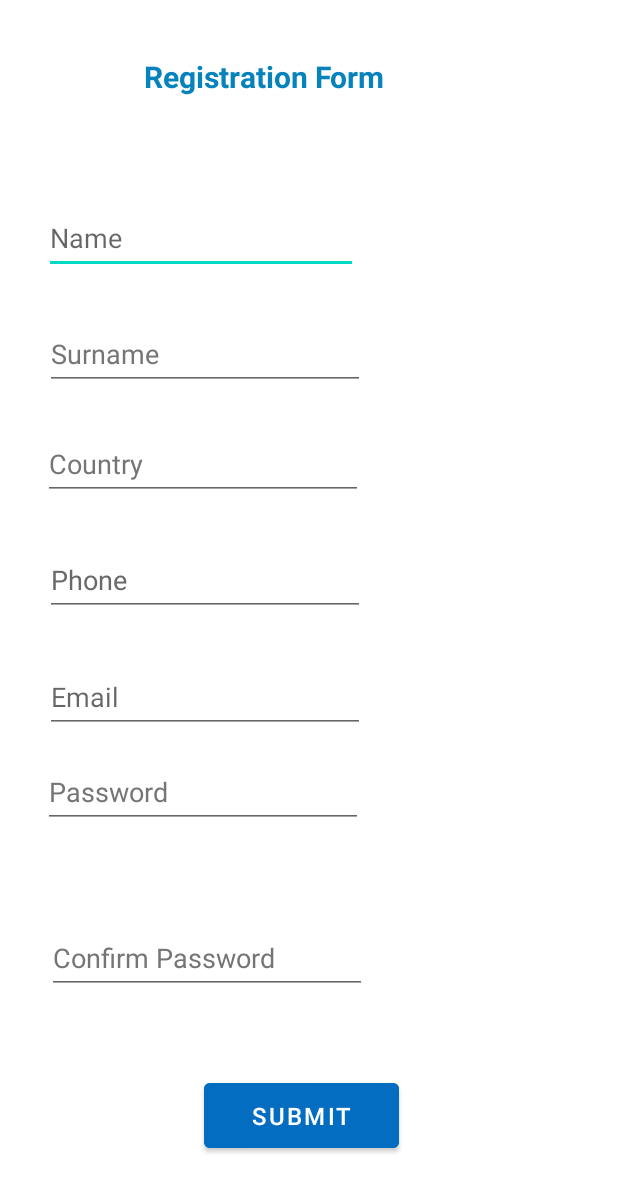
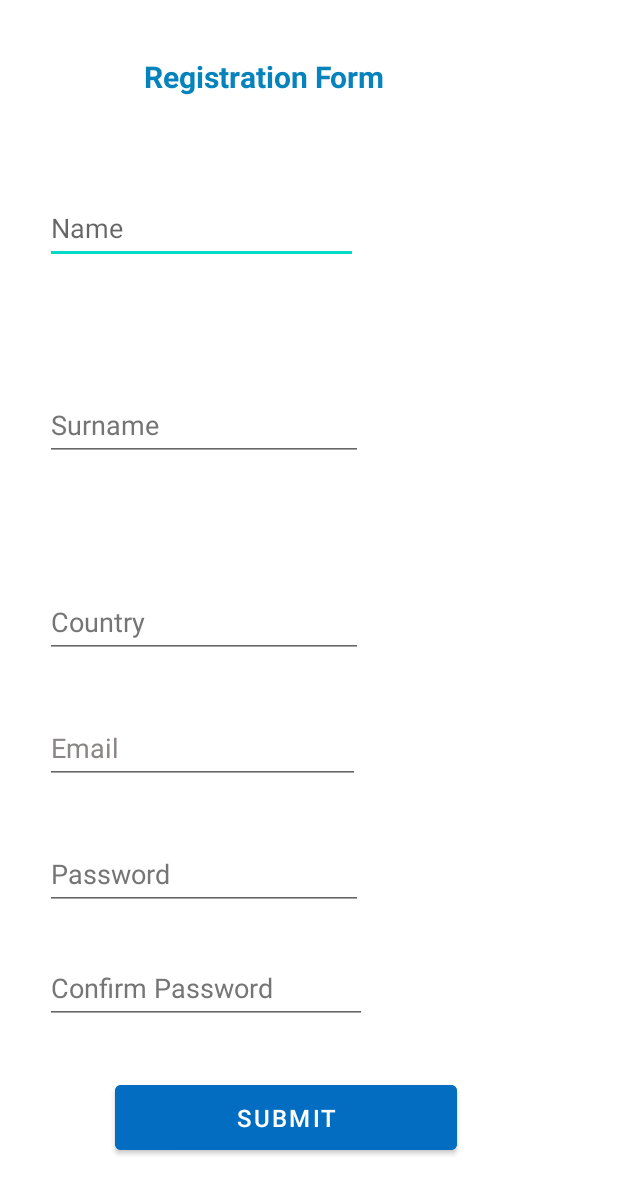
Before and after one commit to Sherinkhalil/Fintech, an Android app: the layout registration_layout.xml on its own in the app's theme, with its tools: preview values and no code run, on a phone screen of 412 x 824 dp. Shown: the top 1194 px of the screen. Run offline under Robolectric (Android 15) with nearby library versions, the phone set to English and light mode, and no system bars.

Commit message:
cleaning up repo

```diff
--- a/app/build.gradle
+++ b/app/build.gradle
@@ -42,6 +42,7 @@ dependencies {
     implementation 'com.google.firebase:firebase-auth:21.1.0'
     // Also add the dependency for the Google Play services library and specify its version
     implementation 'com.google.android.gms:play-services-auth:20.3.0'
+    implementation 'com.google.firebase:firebase-database:20.1.0'
 
     testImplementation 'junit:junit:4.13.2'
     androidTestImplementation 'androidx.test.ext:junit:1.1.3'
--- a/app/src/main/AndroidManifest.xml
+++ b/app/src/main/AndroidManifest.xml
@@ -4,6 +4,8 @@
 
 
     <uses-permission android:name="android.permission.INTERNET" />
+    <uses-permission android:name="android.permission.ACCESS_NETWORK_STATE"/>
+
 
     <application
         android:allowBackup="true"
--- a/app/src/main/java/com/example/fintech/Alert.java
+++ b/app/src/main/java/com/example/group_project/Alert.java
@@ -1,4 +1,4 @@
-package com.example.fintech;
+package com.example.group_project;
 
 import androidx.appcompat.app.AppCompatActivity;
 
--- a/app/src/main/java/com/example/fintech/account.java
+++ b/app/src/main/java/com/example/group_project/Trade.java
@@ -1,14 +1,14 @@
-package com.example.fintech;
+package com.example.group_project;
 
 import androidx.appcompat.app.AppCompatActivity;
 
 import android.os.Bundle;
 
-public class account extends AppCompatActivity {
+public class Trade extends AppCompatActivity {
 
     @Override
     protected void onCreate(Bundle savedInstanceState) {
         super.onCreate(savedInstanceState);
-        setContentView(R.layout.activity_account);
+        setContentView(R.layout.activity_trade);
     }
 }
--- a/app/src/main/java/com/example/fintech/registration.java
+++ b/app/src/main/java/com/example/group_project/account.java
@@ -1,14 +1,14 @@
-package com.example.fintech;
+package com.example.group_project;
 
 import androidx.appcompat.app.AppCompatActivity;
-
+import com.projectdir.subdir.R;
 import android.os.Bundle;
 
-public class registration extends AppCompatActivity {
+public class account extends AppCompatActivity {
 
     @Override
     protected void onCreate(Bundle savedInstanceState) {
         super.onCreate(savedInstanceState);
-        setContentView(R.layout.activity_registration);
+        setContentView(R.layout.activity_account);
     }
 }
--- /dev/null
+++ b/app/src/main/java/com/example/group_project/registration.java
@@ -0,0 +1,45 @@
+package com.example.group_project;
+
+import androidx.appcompat.app.AppCompatActivity;
+
+import android.os.Bundle;
+import android.widget.EditText;
+
+import com.google.firebase.database.DatabaseReference;
+
+public class registration extends AppCompatActivity {
+
+    private EditText name, surname,password, passwordConfirm,email, phone;
+    private DatabaseReference mDatabase;
+    @Override
+    protected void onCreate(Bundle savedInstanceState) {
+        super.onCreate(savedInstanceState);
+        setContentView(R.layout.registration_layout);
+
+//        mDatabase = FirebaseDatabase.getInstance().getReference();
+//
+//
+//        public class User {
+//
+//            public String username;
+//            public String email;
+//
+//            public User() {
+//                // Default constructor required for calls to DataSnapshot.getValue(User.class)
+//            }
+//
+//            public User(String username, String email) {
+//                this.username = username;
+//                this.email = email;
+//            }
+//
+//        }
+//
+//        public void writeNewUser(String userId, String name, String email) {
+//            User user = new User(name, email);
+//
+//            mDatabase.child("users").child(userId).setValue(user);
+//        }
+
+    }
+}
--- a/app/src/main/res/layout/activity_registration_confirm.xml
+++ b/app/src/main/res/layout/activity_registration_confirm.xml
@@ -3,8 +3,7 @@
     xmlns:app="http://schemas.android.com/apk/res-auto"
     xmlns:tools="http://schemas.android.com/tools"
     android:layout_width="match_parent"
-    android:layout_height="match_parent"
-    tools:context=".registration_confirm">
+    android:layout_height="match_parent">
 
     <TextView
         android:id="@+id/txtView_confirm"
@@ -21,7 +20,7 @@
         app:layout_constraintVertical_bias="0.367" />
 
     <Button
-        android:id="@+id/btnViewAccount"
+        android:id="@+id/btnViewAcc"
         android:layout_width="wrap_content"
         android:layout_height="wrap_content"
         android:backgroundTint="#2896ED"
--- a/app/src/main/res/layout/activity_registration.xml
+++ b/app/src/main/res/layout/registration_layout.xml
@@ -2,15 +2,13 @@
 <androidx.constraintlayout.widget.ConstraintLayout xmlns:android="http://schemas.android.com/apk/res/android"
     xmlns:app="http://schemas.android.com/apk/res-auto"
     xmlns:tools="http://schemas.android.com/tools"
-    android:id="@+id/plainV_country"
     android:layout_width="match_parent"
-    android:layout_height="match_parent"
-    tools:context=".registration">
+    android:layout_height="match_parent">
 
     <TextView
         android:id="@+id/txtV_regis_page"
-        android:layout_width="181dp"
-        android:layout_height="55dp"
+        android:layout_width="199dp"
+        android:layout_height="41dp"
         android:layout_marginStart="147dp"
         android:layout_marginTop="37dp"
         android:layout_marginEnd="207dp"
@@ -29,154 +27,28 @@
         android:id="@+id/editTxt_Name"
         android:layout_width="match_parent"
         android:layout_height="wrap_content"
-        android:layout_marginStart="29dp"
-        android:layout_marginTop="-18dp"
+        android:layout_marginStart="30dp"
+        android:layout_marginTop="49dp"
         android:layout_marginEnd="173dp"
-        android:layout_marginBottom="24dp"
         android:autofillHints="@string/name"
         android:ems="10"
         android:hint="@string/name"
         android:inputType="textPersonName"
         android:minHeight="48dp"
         android:textColor="#1C1C1C"
-        app:layout_constraintBottom_toTopOf="@+id/editT_surname"
         app:layout_constraintEnd_toEndOf="parent"
         app:layout_constraintHorizontal_bias="0.0"
         app:layout_constraintStart_toStartOf="parent"
         app:layout_constraintTop_toBottomOf="@+id/txtV_regis_page" />
 
     <EditText
-        android:id="@+id/editT_country"
-        android:layout_width="wrap_content"
-        android:layout_height="wrap_content"
-        android:layout_marginStart="30dp"
-        android:layout_marginTop="5dp"
-        android:layout_marginEnd="170dp"
-        android:layout_marginBottom="28dp"
-        android:autofillHints=""
-        android:ems="10"
-        android:hint="@string/country"
-        android:inputType="textPersonName"
-        android:isScrollContainer="false"
-        android:justificationMode="none"
-        android:minHeight="48dp"
-        android:pointerIcon="no_drop"
-        android:textColor="#202020"
-        android:textColorHint="#757575"
-        app:layout_constraintBottom_toTopOf="@+id/editT_Phone"
-        app:layout_constraintEnd_toEndOf="parent"
-        app:layout_constraintHorizontal_bias="1.0"
-        app:layout_constraintStart_toStartOf="parent"
-        app:layout_constraintTop_toBottomOf="@+id/editT_surname" />
-
-    <EditText
-        android:id="@+id/editT_email"
-        android:layout_width="wrap_content"
-        android:layout_height="wrap_content"
-        android:layout_marginStart="30dp"
-        android:layout_marginTop="2dp"
-        android:layout_marginEnd="172dp"
-        android:layout_marginBottom="32dp"
-        android:autofillHints=""
-        android:ems="10"
-        android:focusable="false"
-        android:hint="@string/email"
-        android:inputType="textEmailAddress"
-        android:minHeight="48dp"
-        android:textColor="#232323"
-        app:layout_constraintBottom_toTopOf="@+id/txtV_Pass"
-        app:layout_constraintEnd_toEndOf="parent"
-        app:layout_constraintHorizontal_bias="0.0"
-        app:layout_constraintStart_toStartOf="parent"
-        app:layout_constraintTop_toBottomOf="@+id/editT_Phone" />
-
-    <EditText
-        android:id="@+id/txtV_Pass"
-        android:layout_width="wrap_content"
+        android:id="@+id/editT_surname"
+        android:layout_width="match_parent"
         android:layout_height="wrap_content"
         android:layout_marginStart="30dp"
         android:layout_marginTop="15dp"
         android:layout_marginEnd="170dp"
-        android:duplicateParentState="true"
-        android:ems="10"
-        android:hint="@string/password"
-        android:importantForAutofill="no"
-        android:inputType="textVisiblePassword|textPassword|numberPassword"
-        android:minHeight="48dp"
-        android:textColor="#101010"
-        android:textColorHint="#757575"
-        app:layout_constraintEnd_toEndOf="parent"
-        app:layout_constraintHorizontal_bias="1.0"
-        app:layout_constraintStart_toStartOf="parent"
-        app:layout_constraintTop_toBottomOf="@+id/editT_email" />
-
-    <EditText
-        android:id="@+id/editT_PassConf"
-        android:layout_width="wrap_content"
-        android:layout_height="wrap_content"
-        android:layout_marginStart="34dp"
-        android:layout_marginTop="20dp"
-        android:layout_marginEnd="167dp"
-        android:layout_marginBottom="7dp"
-        android:autofillHints=""
-        android:defaultFocusHighlightEnabled="false"
-        android:duplicateParentState="true"
-        android:ems="10"
-        android:hint="@string/confirm_password"
-        android:inputType="none|textVisiblePassword|textPassword"
-        android:minHeight="48dp"
-        android:textColorHint="#757575"
-        app:layout_constraintBottom_toTopOf="@+id/btn_Submit"
-        app:layout_constraintEnd_toEndOf="parent"
-        app:layout_constraintHorizontal_bias="1.0"
-        app:layout_constraintStart_toStartOf="parent"
-        app:layout_constraintTop_toBottomOf="@+id/txtV_Pass" />
-
-    <EditText
-        android:id="@+id/editT_Phone"
-        android:layout_width="wrap_content"
-        android:layout_height="wrap_content"
-        android:layout_marginStart="30dp"
-        android:layout_marginTop="1dp"
-        android:layout_marginEnd="173dp"
-        android:layout_marginBottom="28dp"
-        android:autofillHints="phone"
-        android:ems="10"
-        android:hint="@string/phone"
-        android:inputType="phone"
-        android:minHeight="48dp"
-        android:textAlignment="viewStart"
-        android:textColor="#101010"
-        android:textColorHint="#6A6868"
-        app:layout_constraintBottom_toTopOf="@+id/editT_email"
-        app:layout_constraintEnd_toEndOf="parent"
-        app:layout_constraintHorizontal_bias="0.0"
-        app:layout_constraintStart_toStartOf="parent"
-        app:layout_constraintTop_toBottomOf="@+id/editT_country" />
-
-    <Button
-        android:id="@+id/btn_Submit"
-        android:layout_width="130dp"
-        android:layout_height="55dp"
-        android:layout_marginStart="136dp"
-        android:layout_marginTop="4dp"
-        android:layout_marginBottom="10dp"
-        android:backgroundTint="#036DC1"
-        android:text="@string/submit"
-        android:textSize="16sp"
-        app:layout_constraintBottom_toBottomOf="parent"
-        app:layout_constraintStart_toStartOf="parent"
-        app:layout_constraintTop_toBottomOf="@+id/editT_PassConf"
-        app:layout_constraintVertical_bias="1.0" />
-
-    <EditText
-        android:id="@+id/editT_surname"
-        android:layout_width="wrap_content"
-        android:layout_height="wrap_content"
-        android:layout_marginStart="30dp"
-        android:layout_marginTop="5dp"
-        android:layout_marginEnd="172dp"
-        android:layout_marginBottom="20dp"
+        android:layout_marginBottom="15dp"
         android:autofillHints="@android:string/autofill"
         android:ems="10"
         android:hint="@string/surname"
@@ -190,4 +62,127 @@
         app:layout_constraintStart_toStartOf="parent"
         app:layout_constraintTop_toBottomOf="@+id/editTxt_Name" />
 
+    <Button
+        android:id="@+id/btn_Submit"
+        android:layout_width="228dp"
+        android:layout_height="55dp"
+        android:layout_marginStart="76dp"
+        android:layout_marginTop="4dp"
+        android:layout_marginEnd="107dp"
+        android:layout_marginBottom="10dp"
+        android:backgroundTint="#036DC1"
+        android:text="@string/submit"
+        android:textSize="16sp"
+        app:layout_constraintBottom_toBottomOf="parent"
+        app:layout_constraintEnd_toEndOf="parent"
+        app:layout_constraintStart_toStartOf="parent"
+        app:layout_constraintTop_toBottomOf="@+id/editT_PassConf"
+        app:layout_constraintVertical_bias="0.423" />
+
+    <EditText
+        android:id="@+id/editT_country"
+        android:layout_width="match_parent"
+        android:layout_height="wrap_content"
+        android:layout_marginStart="30dp"
+        android:layout_marginEnd="170dp"
+        android:layout_marginBottom="385dp"
+        android:autofillHints=""
+        android:ems="10"
+        android:hint="@string/country"
+        android:inputType="textPersonName"
+        android:isScrollContainer="false"
+        android:justificationMode="none"
+        android:minHeight="48dp"
+        android:pointerIcon="no_drop"
+
+        android:textColor="#202020"
+        android:textColorHint="#757575"
+        app:layout_constraintBottom_toBottomOf="parent"
+        app:layout_constraintEnd_toEndOf="parent"
+        app:layout_constraintHorizontal_bias="0.0"
+        app:layout_constraintStart_toStartOf="parent" />
+
+    <EditText
+        android:id="@+id/editT_email"
+        android:layout_width="match_parent"
+        android:layout_height="wrap_content"
+        android:layout_marginStart="30dp"
+        android:layout_marginTop="36dp"
+        android:layout_marginEnd="172dp"
+        android:autofillHints=""
+        android:ems="10"
+        android:focusable="false"
+        android:hint="@string/email"
+        android:inputType="textEmailAddress"
+        android:minHeight="48dp"
+        android:textColor="#232323"
+        android:textColorHint="#8A8686"
+        app:layout_constraintEnd_toEndOf="parent"
+        app:layout_constraintHorizontal_bias="0.0"
+        app:layout_constraintStart_toStartOf="parent"
+        app:layout_constraintTop_toBottomOf="@+id/editT_country" />
+
+    <EditText
+        android:id="@+id/txtV_Pass"
+        android:layout_width="match_parent"
+        android:layout_height="wrap_content"
+        android:layout_marginStart="30dp"
+        android:layout_marginTop="36dp"
+        android:layout_marginEnd="170dp"
+        android:duplicateParentState="true"
+        android:ems="10"
+        android:hint="@string/password"
+        android:importantForAutofill="no"
+        android:inputType="textVisiblePassword|textPassword|numberPassword"
+        android:minHeight="48dp"
+        android:textColor="#101010"
+        android:textColorHint="#757575"
+        app:layout_constraintEnd_toEndOf="parent"
+        app:layout_constraintHorizontal_bias="0.0"
+        app:layout_constraintStart_toStartOf="parent"
+        app:layout_constraintTop_toBottomOf="@+id/editT_email" />
+
+    <EditText
+        android:id="@+id/editT_PassConf"
+        android:layout_width="match_parent"
+        android:layout_height="wrap_content"
+        android:layout_marginStart="30dp"
+        android:layout_marginTop="28dp"
+        android:layout_marginEnd="167dp"
+        android:autofillHints=""
+        android:defaultFocusHighlightEnabled="false"
+        android:duplicateParentState="true"
+        android:ems="10"
+        android:hint="@string/confirm_password"
+        android:inputType="none|textVisiblePassword|textPassword"
+        android:minHeight="48dp"
+        android:textColorHint="#757575"
+        app:layout_constraintEnd_toEndOf="parent"
+        app:layout_constraintHorizontal_bias="0.0"
+        app:layout_constraintStart_toStartOf="parent"
+        app:layout_constraintTop_toBottomOf="@+id/txtV_Pass" />
+
+    <EditText
+        android:id="@+id/editT_Phone"
+        android:layout_width="match_parent"
+        android:layout_height="wrap_content"
+        android:layout_marginStart="30dp"
+        android:layout_marginTop="211dp"
+        android:layout_marginEnd="160dp"
+        android:layout_marginBottom="200dp"
+        android:autofillHints="phone"
+        android:ems="10"
+        android:hint="@string/phone"
+        android:inputType="phone"
+        android:minHeight="48dp"
+        android:textAlignment="viewStart"
+        android:textColor="#101010"
+        android:textColorHint="#6A6868"
+        app:layout_constraintBottom_toTopOf="@+id/editT_email"
+        app:layout_constraintEnd_toEndOf="parent"
+        app:layout_constraintHorizontal_bias="0.0"
+        app:layout_constraintStart_toStartOf="parent"
+        app:layout_constraintTop_toBottomOf="@+id/editT_country"
+        app:layout_constraintVertical_bias="0.0" />
+
 </androidx.constraintlayout.widget.ConstraintLayout>
```
Also changed, not shown: app/src/main/java/com/example/fintech/MainActivity.java (deleted, +0 -67 lines), app/src/main/java/com/example/fintech/Trade.java (deleted, +0 -14 lines), app/src/main/java/com/example/group_project/Login_page.java (renamed from app/src/main/java/com/example/fintech/Login_page.java, +8 -17 lines), app/src/main/java/com/example/group_project/MainActivity.java (added, +50 -0 lines), app/src/main/java/com/example/group_project/User.java (added, +27 -0 lines), app/src/main/java/com/example/group_project/registration_confirm.java (renamed from app/src/main/java/com/example/fintech/registration_confirm.java, +12 -16 lines), app/src/main/res/drawable/cryptosctock.jpg (deleted), app/src/main/res/drawable/face.jpg (deleted), app/src/main/res/drawable/logo.jpg (deleted), 4 other files.
